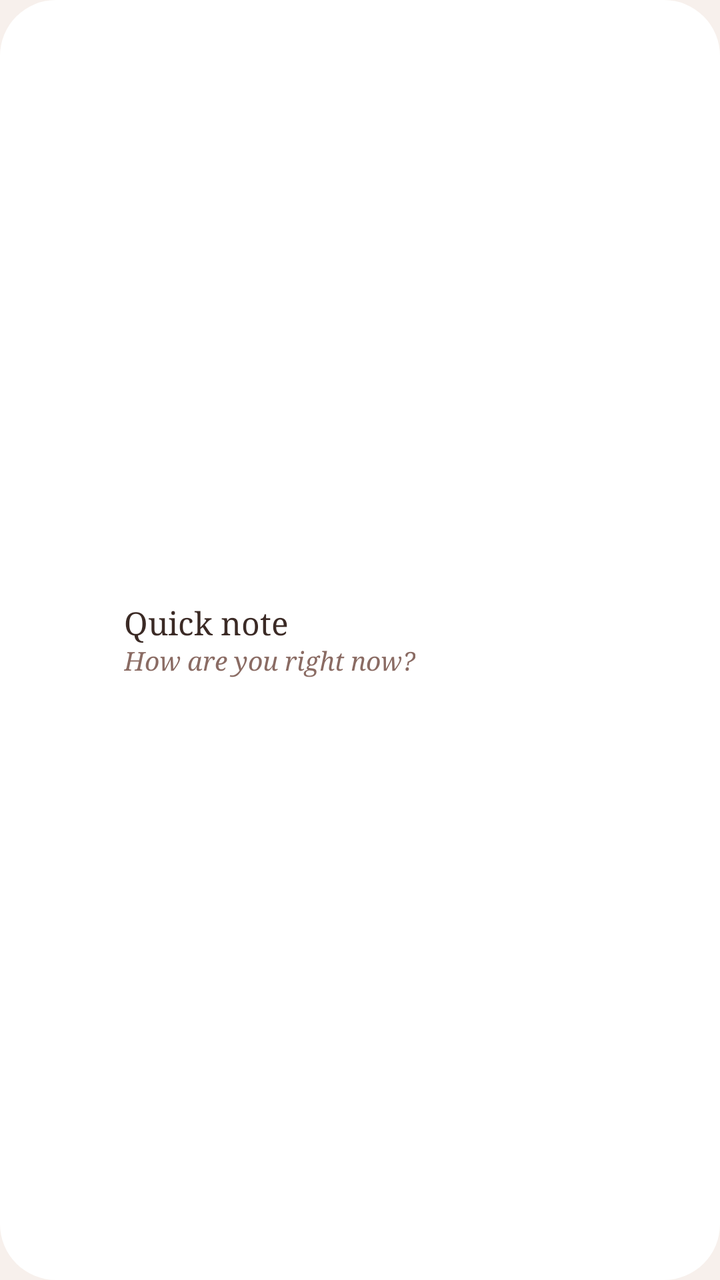
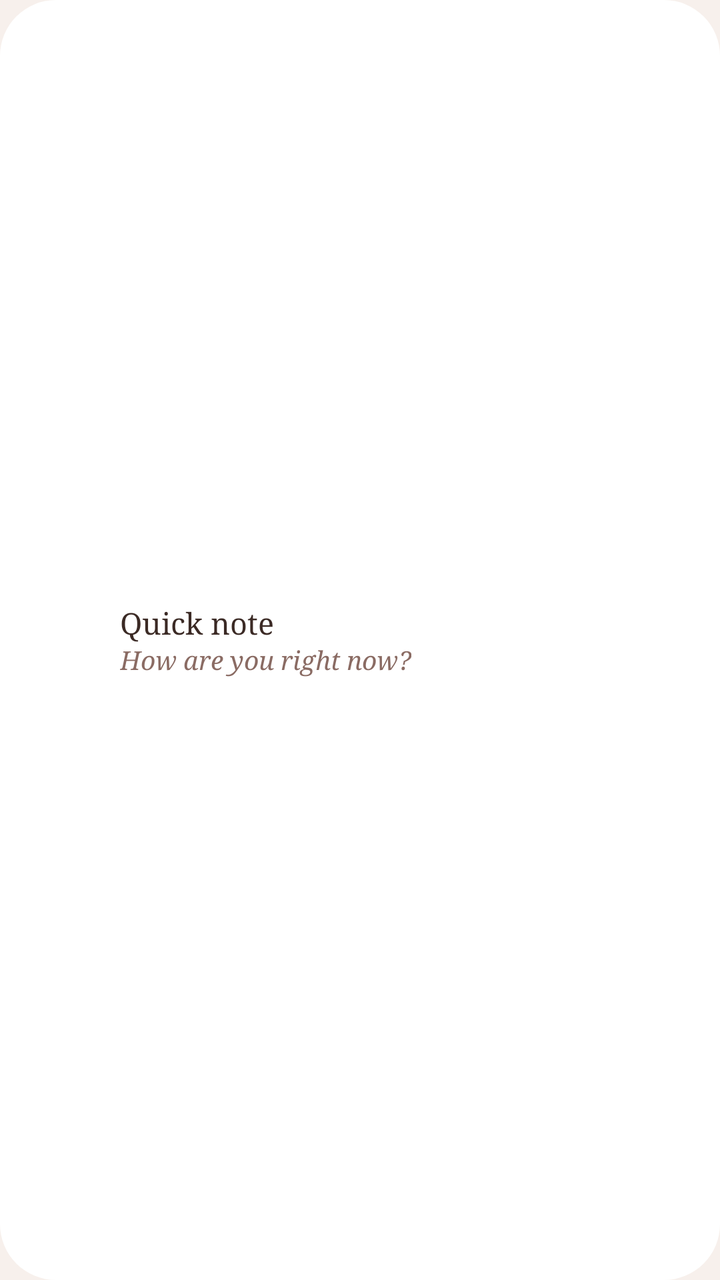

Screens rendered from an Android XML layout before and after an edit, with the pre-edit source and the edit as a unified diff.
<!-- AndroidManifest.xml: application theme Theme.Scrmoods -->
<!-- res/layout/widget_quick_note.xml -->
<?xml version="1.0" encoding="utf-8"?>
<FrameLayout xmlns:android="http://schemas.android.com/apk/res/android"
    android:id="@+id/widget_root"
    android:layout_width="match_parent"
    android:layout_height="match_parent"
    android:contentDescription="@string/widget_name">

    <ImageView
        android:id="@+id/widget_bg"
        android:layout_width="match_parent"
        android:layout_height="match_parent"
        android:importantForAccessibility="no"
        android:scaleType="fitXY"
        android:src="@drawable/widget_bg" />

    <LinearLayout
        android:layout_width="match_parent"
        android:layout_height="match_parent"
        android:gravity="center_vertical"
        android:orientation="horizontal"
        android:paddingStart="10dp"
        android:paddingEnd="16dp">

        <FrameLayout
            android:layout_width="40dp"
            android:layout_height="40dp">

            <ImageView
                android:id="@+id/widget_dot"
                android:layout_width="match_parent"
                android:layout_height="match_parent"
                android:importantForAccessibility="no"
                android:src="@drawable/widget_dot" />

            <ImageView
                android:id="@+id/widget_icon"
                android:layout_width="20dp"
                android:layout_height="20dp"
                android:layout_gravity="center"
                android:importantForAccessibility="no"
                android:src="@drawable/ic_quick_note" />
        </FrameLayout>

        <LinearLayout
            android:layout_width="0dp"
            android:layout_height="wrap_content"
            android:layout_marginStart="12dp"
            android:layout_weight="1"
            android:orientation="vertical">

            <TextView
                android:id="@+id/widget_title"
                android:layout_width="wrap_content"
                android:layout_height="wrap_content"
                android:fontFamily="serif"
                android:maxLines="1"
                android:text="@string/widget_name"
                android:textColor="#3B2A25"
                android:textSize="16sp" />

            <TextView
                android:id="@+id/widget_sub"
                android:layout_width="wrap_content"
                android:layout_height="wrap_content"
                android:ellipsize="end"
                android:fontFamily="serif"
                android:maxLines="1"
                android:text="@string/widget_prompt"
                android:textColor="#8A6B63"
                android:textSize="13sp"
                android:textStyle="italic" />
        </LinearLayout>

        
        <LinearLayout
            android:id="@+id/widget_water"
            android:layout_width="wrap_content"
            android:layout_height="match_parent"
            android:gravity="center_vertical"
            android:orientation="horizontal"
            android:paddingStart="8dp">

            <TextView
                android:id="@+id/widget_water_count"
                android:layout_width="wrap_content"
                android:layout_height="wrap_content"
                android:layout_marginEnd="6dp"
                android:fontFamily="serif"
                android:maxLines="1"
                android:textColor="#A0594F"
                android:textSize="14sp" />

            <FrameLayout
                android:layout_width="40dp"
                android:layout_height="40dp">

                <ImageView
                    android:id="@+id/widget_water_dot"
                    android:layout_width="match_parent"
                    android:layout_height="match_parent"
                    android:importantForAccessibility="no"
                    android:src="@drawable/widget_dot" />

                <ImageView
                    android:id="@+id/widget_water_drop"
                    android:layout_width="20dp"
                    android:layout_height="24dp"
                    android:layout_gravity="center"
                    android:importantForAccessibility="no"
                    android:src="@drawable/ic_water_drop" />

                <ImageView
                    android:id="@+id/widget_water_plus"
                    android:layout_width="9dp"
                    android:layout_height="9dp"
                    android:layout_gravity="center"
                    android:layout_marginTop="3dp"
                    android:importantForAccessibility="no"
                    android:src="@drawable/ic_water_plus" />
            </FrameLayout>
        </LinearLayout>
    </LinearLayout>
</FrameLayout>
<!-- resources referenced by this layout -->
<resources>
  <!-- drawable widget_bg (drawable) -->
  <?xml version="1.0" encoding="utf-8"?>
  <shape xmlns:android="http://schemas.android.com/apk/res/android" android:shape="rectangle">
      <solid android:color="#FFFFFFFF" />
      <corners android:radius="28dp" />
  </shape>
  <!-- drawable widget_dot (drawable) -->
  <?xml version="1.0" encoding="utf-8"?>
  <shape xmlns:android="http://schemas.android.com/apk/res/android" android:shape="oval">
      <solid android:color="#FFFFFFFF" />
  </shape>
  <string name="widget_name">Quick note</string>
  <string name="widget_prompt">How are you right now?</string>
  <color name="paper">#FFF7F0EC</color>
  <!-- unchanged entries left out for length: 4 -->
</resources>

<!-- the commit's change to res/layout/widget_quick_note.xml (unified diff, before → after) -->
@@ -19,8 +19,9 @@
         android:gravity="center_vertical"
         android:orientation="horizontal"
         android:paddingStart="10dp"
-        android:paddingEnd="16dp">
-
+        android:paddingEnd="12dp">
+
+        
         <FrameLayout
             android:layout_width="40dp"
             android:layout_height="40dp">
@@ -44,7 +45,7 @@
         <LinearLayout
             android:layout_width="0dp"
             android:layout_height="wrap_content"
-            android:layout_marginStart="12dp"
+            android:layout_marginStart="10dp"
             android:layout_weight="1"
             android:orientation="vertical">
 
@@ -52,11 +53,12 @@
                 android:id="@+id/widget_title"
                 android:layout_width="wrap_content"
                 android:layout_height="wrap_content"
+                android:ellipsize="end"
                 android:fontFamily="serif"
                 android:maxLines="1"
                 android:text="@string/widget_name"
                 android:textColor="#3B2A25"
-                android:textSize="16sp" />
+                android:textSize="15sp" />
 
             <TextView
                 android:id="@+id/widget_sub"
@@ -78,21 +80,21 @@
             android:layout_height="match_parent"
             android:gravity="center_vertical"
             android:orientation="horizontal"
-            android:paddingStart="8dp">
+            android:paddingStart="6dp">
 
             <TextView
                 android:id="@+id/widget_water_count"
                 android:layout_width="wrap_content"
                 android:layout_height="wrap_content"
-                android:layout_marginEnd="6dp"
+                android:layout_marginEnd="4dp"
                 android:fontFamily="serif"
                 android:maxLines="1"
                 android:textColor="#A0594F"
-                android:textSize="14sp" />
-
-            <FrameLayout
-                android:layout_width="40dp"
-                android:layout_height="40dp">
+                android:textSize="13sp" />
+
+            <FrameLayout
+                android:layout_width="38dp"
+                android:layout_height="38dp">
 
                 <ImageView
                     android:id="@+id/widget_water_dot"
@@ -103,8 +105,8 @@
 
                 <ImageView
                     android:id="@+id/widget_water_drop"
-                    android:layout_width="20dp"
-                    android:layout_height="24dp"
+                    android:layout_width="19dp"
+                    android:layout_height="23dp"
                     android:layout_gravity="center"
                     android:importantForAccessibility="no"
                     android:src="@drawable/ic_water_drop" />
@@ -119,5 +121,177 @@
                     android:src="@drawable/ic_water_plus" />
             </FrameLayout>
         </LinearLayout>
+
+        <LinearLayout
+            android:id="@+id/widget_meal"
+            android:layout_width="wrap_content"
+            android:layout_height="match_parent"
+            android:gravity="center_vertical"
+            android:orientation="horizontal"
+            android:paddingStart="8dp">
+
+            <TextView
+                android:id="@+id/widget_meal_count"
+                android:layout_width="wrap_content"
+                android:layout_height="wrap_content"
+                android:layout_marginEnd="4dp"
+                android:fontFamily="serif"
+                android:maxLines="1"
+                android:textColor="#A0594F"
+                android:textSize="13sp" />
+
+            <FrameLayout
+                android:layout_width="38dp"
+                android:layout_height="38dp">
+
+                <ImageView
+                    android:id="@+id/widget_meal_dot"
+                    android:layout_width="match_parent"
+                    android:layout_height="match_parent"
+                    android:importantForAccessibility="no"
+                    android:src="@drawable/widget_dot" />
+
+                <ImageView
+                    android:id="@+id/widget_meal_bowl"
+                    android:layout_width="23dp"
+                    android:layout_height="20dp"
+                    android:layout_gravity="center"
+                    android:layout_marginTop="1dp"
+                    android:importantForAccessibility="no"
+                    android:src="@drawable/ic_meal_bowl" />
+
+                <ImageView
+                    android:id="@+id/widget_meal_plus"
+                    android:layout_width="9dp"
+                    android:layout_height="9dp"
+                    android:layout_gravity="center"
+                    android:layout_marginTop="6dp"
+                    android:importantForAccessibility="no"
+                    android:src="@drawable/ic_water_plus" />
+            </FrameLayout>
+        </LinearLayout>
+
+        
+        <LinearLayout
+            android:id="@+id/widget_sleep_hours"
+            android:layout_width="wrap_content"
+            android:layout_height="match_parent"
+            android:gravity="center_vertical"
+            android:orientation="horizontal"
+            android:visibility="gone">
+
+            <FrameLayout
+                android:id="@+id/widget_sleep_minus"
+                android:layout_width="36dp"
+                android:layout_height="36dp"
+                android:contentDescription="−">
+
+                <ImageView
+                    android:id="@+id/widget_sleep_minus_dot"
+                    android:layout_width="match_parent"
+                    android:layout_height="match_parent"
+                    android:importantForAccessibility="no"
+                    android:src="@drawable/widget_dot" />
+
+                <TextView
+                    android:id="@+id/widget_sleep_minus_text"
+                    android:layout_width="wrap_content"
+                    android:layout_height="wrap_content"
+                    android:layout_gravity="center"
+                    android:text="−"
+                    android:textSize="20sp" />
+            </FrameLayout>
+
+            <FrameLayout
+                android:id="@+id/widget_sleep_plus"
+                android:layout_width="36dp"
+                android:layout_height="36dp"
+                android:layout_marginStart="6dp"
+                android:contentDescription="+">
+
+                <ImageView
+                    android:id="@+id/widget_sleep_plus_dot"
+                    android:layout_width="match_parent"
+                    android:layout_height="match_parent"
+                    android:importantForAccessibility="no"
+                    android:src="@drawable/widget_dot" />
+
+                <TextView
+                    android:id="@+id/widget_sleep_plus_text"
+                    android:layout_width="wrap_content"
+                    android:layout_height="wrap_content"
+                    android:layout_gravity="center"
+                    android:text="+"
+                    android:textSize="20sp" />
+            </FrameLayout>
+
+            <FrameLayout
+                android:id="@+id/widget_sleep_save"
+                android:layout_width="40dp"
+                android:layout_height="40dp"
+                android:layout_marginStart="8dp"
+                android:contentDescription="✓">
+
+                <ImageView
+                    android:id="@+id/widget_sleep_save_dot"
+                    android:layout_width="match_parent"
+                    android:layout_height="match_parent"
+                    android:importantForAccessibility="no"
+                    android:src="@drawable/widget_dot" />
+
+                <TextView
+                    android:id="@+id/widget_sleep_save_text"
+                    android:layout_width="wrap_content"
+                    android:layout_height="wrap_content"
+                    android:layout_gravity="center"
+                    android:text="✓"
+                    android:textSize="19sp" />
+            </FrameLayout>
+        </LinearLayout>
+
+        
+        <LinearLayout
+            android:id="@+id/widget_sleep_faces"
+            android:layout_width="wrap_content"
+            android:layout_height="match_parent"
+            android:gravity="center_vertical"
+            android:orientation="horizontal"
+            android:visibility="gone">
+
+            <ImageView
+                android:id="@+id/widget_face_0"
+                android:layout_width="36dp"
+                android:layout_height="36dp"
+                android:padding="3dp"
+                android:src="@drawable/ic_face_poor" />
+
+            <ImageView
+                android:id="@+id/widget_face_1"
+                android:layout_width="36dp"
+                android:layout_height="36dp"
+                android:layout_marginStart="4dp"
+                android:padding="3dp"
+                android:src="@drawable/ic_face_ok" />
+
+            <ImageView
+                android:id="@+id/widget_face_2"
+                android:layout_width="36dp"
+                android:layout_height="36dp"
+                android:layout_marginStart="4dp"
+                android:padding="3dp"
+                android:src="@drawable/ic_face_good" />
+        </LinearLayout>
+
+        
+        <TextView
+            android:id="@+id/widget_sleep_skip"
+            android:layout_width="28dp"
+            android:layout_height="40dp"
+            android:layout_marginStart="2dp"
+            android:gravity="center"
+            android:text="×"
+            android:textColor="#8A6B63"
+            android:textSize="18sp"
+            android:visibility="gone" />
     </LinearLayout>
 </FrameLayout>
<!-- resource entries referenced after the edit -->
@@ -1,5 +1,45 @@
 <!-- resources referenced by this layout -->
 <resources>
+  <!-- drawable ic_face_good (drawable) -->
+  <?xml version="1.0" encoding="utf-8"?>
+  <vector xmlns:android="http://schemas.android.com/apk/res/android"
+      android:width="24dp" android:height="24dp" android:viewportWidth="24" android:viewportHeight="24">
+      <path android:strokeColor="#FFFFFFFF" android:strokeWidth="1.7" android:fillColor="#00000000"
+          android:pathData="M12,3a9,9 0,1 1,0 18a9,9 0,1 1,0 -18z" />
+      <path android:fillColor="#FFFFFFFF" android:pathData="M9,9.8m-1.25,0a1.25,1.25 0,1 0,2.5 0a1.25,1.25 0,1 0,-2.5 0" />
+      <path android:fillColor="#FFFFFFFF" android:pathData="M15,9.8m-1.25,0a1.25,1.25 0,1 0,2.5 0a1.25,1.25 0,1 0,-2.5 0" />
+      <path android:strokeColor="#FFFFFFFF" android:strokeWidth="1.7" android:strokeLineCap="round" android:fillColor="#00000000"
+          android:pathData="M8.5,14.4Q12,18 15.5,14.4" />
+  </vector>
+  <!-- drawable ic_face_ok (drawable) -->
+  <?xml version="1.0" encoding="utf-8"?>
+  <vector xmlns:android="http://schemas.android.com/apk/res/android"
+      android:width="24dp" android:height="24dp" android:viewportWidth="24" android:viewportHeight="24">
+      <path android:strokeColor="#FFFFFFFF" android:strokeWidth="1.7" android:fillColor="#00000000"
+          android:pathData="M12,3a9,9 0,1 1,0 18a9,9 0,1 1,0 -18z" />
+      <path android:fillColor="#FFFFFFFF" android:pathData="M9,9.8m-1.25,0a1.25,1.25 0,1 0,2.5 0a1.25,1.25 0,1 0,-2.5 0" />
+      <path android:fillColor="#FFFFFFFF" android:pathData="M15,9.8m-1.25,0a1.25,1.25 0,1 0,2.5 0a1.25,1.25 0,1 0,-2.5 0" />
+      <path android:strokeColor="#FFFFFFFF" android:strokeWidth="1.7" android:strokeLineCap="round" android:fillColor="#00000000"
+          android:pathData="M8.8,15.5L15.2,15.5" />
+  </vector>
+  <!-- drawable ic_face_poor (drawable) -->
+  <?xml version="1.0" encoding="utf-8"?>
+  <vector xmlns:android="http://schemas.android.com/apk/res/android"
+      android:width="24dp" android:height="24dp" android:viewportWidth="24" android:viewportHeight="24">
+      <path android:strokeColor="#FFFFFFFF" android:strokeWidth="1.7" android:fillColor="#00000000"
+          android:pathData="M12,3a9,9 0,1 1,0 18a9,9 0,1 1,0 -18z" />
+      <path android:fillColor="#FFFFFFFF" android:pathData="M9,9.8m-1.25,0a1.25,1.25 0,1 0,2.5 0a1.25,1.25 0,1 0,-2.5 0" />
+      <path android:fillColor="#FFFFFFFF" android:pathData="M15,9.8m-1.25,0a1.25,1.25 0,1 0,2.5 0a1.25,1.25 0,1 0,-2.5 0" />
+      <path android:strokeColor="#FFFFFFFF" android:strokeWidth="1.7" android:strokeLineCap="round" android:fillColor="#00000000"
+          android:pathData="M8.5,16.6Q12,13.4 15.5,16.6" />
+  </vector>
+  <!-- drawable ic_meal_bowl (drawable) -->
+  <?xml version="1.0" encoding="utf-8"?>
+  <vector xmlns:android="http://schemas.android.com/apk/res/android"
+      android:width="28dp" android:height="24dp" android:viewportWidth="28" android:viewportHeight="24">
+      <path android:fillColor="#FFFFFFFF" android:pathData="M2,9H26Q26,20 14,20Q2,20 2,9Z" />
+      <path android:strokeColor="#FFFFFFFF" android:strokeWidth="2" android:strokeLineCap="round" android:fillColor="#00000000" android:pathData="M10,22.5H18" />
+  </vector>
   <!-- drawable widget_bg (drawable) -->
   <?xml version="1.0" encoding="utf-8"?>
   <shape xmlns:android="http://schemas.android.com/apk/res/android" android:shape="rectangle">
